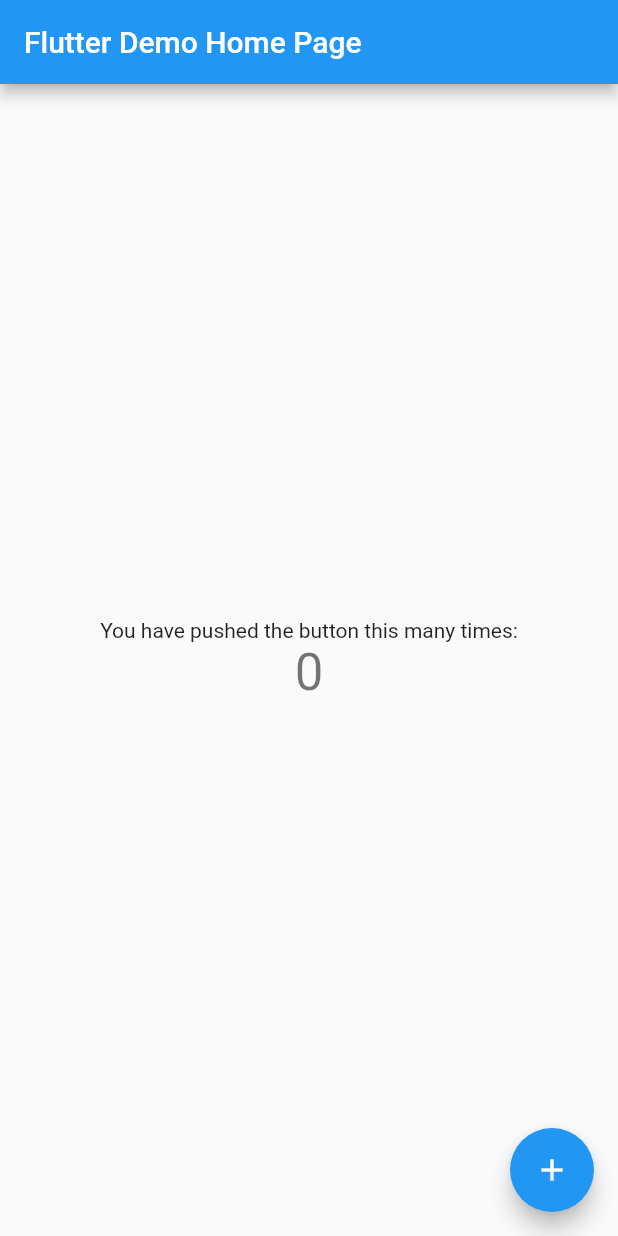
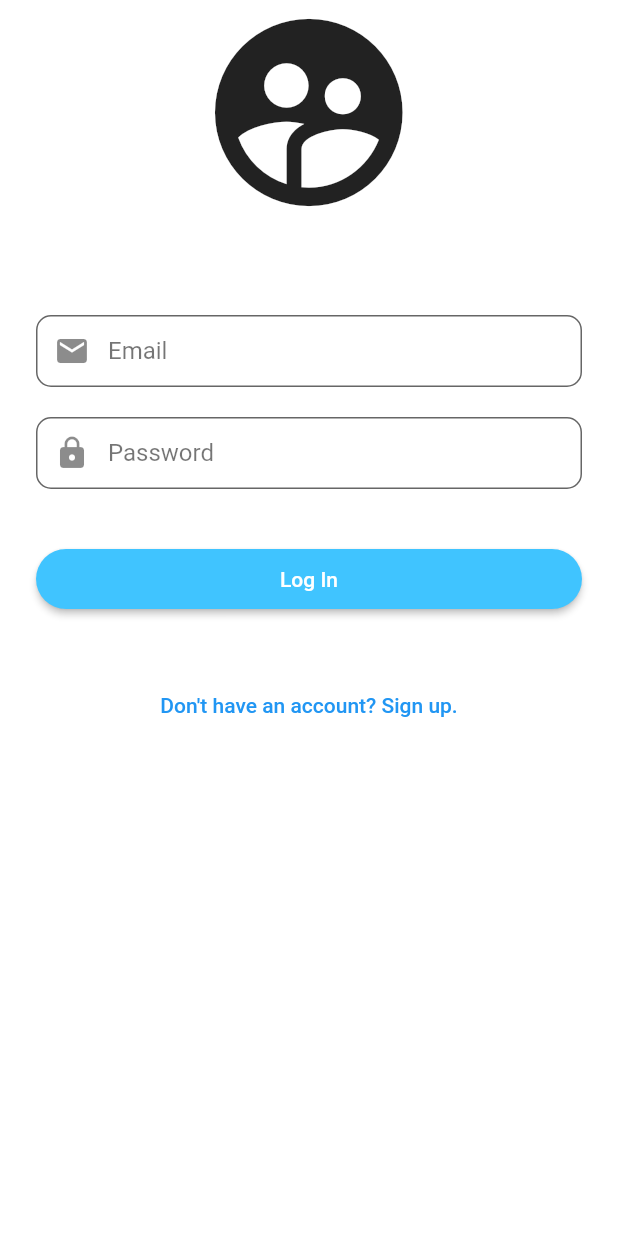
Before and after one commit to phuongluanvn/car_service_mobile, a Flutter app: the screen it shows after launch, on a phone screen of 412 x 824 dp. Run offline on Flutter 3.47's test engine with Material 2 defaults, Android fonts, the phone set to English and light mode, and no system bars; our stand-ins replace equatable, flutter_bloc, shared_preferences.

Commit message:
LuanPD add Bloc + Login + Signup

```diff
--- /dev/null
+++ b/lib/blocs/login/auth_bloc.dart
@@ -0,0 +1,39 @@
+import 'package:car_service/blocs/login/auth_events.dart';
+import 'package:car_service/blocs/login/auth_state.dart';
+import 'package:car_service/repository/auth_repo.dart';
+import 'package:flutter_bloc/flutter_bloc.dart';
+import 'package:shared_preferences/shared_preferences.dart';
+
+class AuthBloc extends Bloc<AuthEvents, AuthState> {
+  AuthRepository repo;
+  AuthBloc(AuthState initialState, this.repo) : super(initialState);
+
+  @override
+  Stream<AuthState> mapEventToState(AuthEvents event) async* {
+    var pref = await SharedPreferences.getInstance();
+    if (event is StartEvent) {
+      yield LoginInitState();
+    } else if (event is LoginButtonPressed) {
+      yield LoginLoadingState();
+      var data = await repo.login(event.email, event.password);
+      if (data['type'] == 'manager') {
+        pref.setString("token", data['token']);
+        pref.setInt("type", data['type']);
+        pref.setString("email", data['email']);
+        yield ManagerLoginSuccessState();
+      } else if (data['type'] == 'staff') {
+        pref.setString("token", data['token']);
+        pref.setInt("type", data['type']);
+        pref.setString("email", data['email']);
+        yield StaffLoginSuccessState();
+      } else if (data['type'] == 'customer') {
+        pref.setString("token", data['token']);
+        pref.setInt("type", data['type']);
+        pref.setString("email", data['email']);
+        yield CustomerLoginSuccessState();
+      } else {
+        yield LoginErrorState(message: "Auth Error");
+      }
+    }
+  }
+}
--- /dev/null
+++ b/lib/blocs/login/auth_events.dart
@@ -0,0 +1,17 @@
+
+import 'package:equatable/equatable.dart';
+import 'package:equatable/equatable.dart';
+class AuthEvents extends Equatable {
+  @override
+  List<Object> get props => [];
+
+}
+
+class StartEvent extends AuthEvents {}
+
+class LoginButtonPressed extends AuthEvents {
+  final String email;
+  final String password;
+
+  LoginButtonPressed({this.email, this.password});
+}
--- /dev/null
+++ b/lib/blocs/login/auth_state.dart
@@ -0,0 +1,22 @@
+import 'package:equatable/equatable.dart';
+
+class AuthState extends Equatable {
+  @override
+  List<Object> get props => [];
+
+}
+
+class LoginInitState extends AuthState {}
+
+class LoginLoadingState extends AuthState {}
+
+class CustomerLoginSuccessState extends AuthState {}
+
+class ManagerLoginSuccessState extends AuthState {}
+
+class StaffLoginSuccessState extends AuthState {}
+
+class LoginErrorState extends AuthState {
+  final String message;
+  LoginErrorState({this.message});
+}
--- /dev/null
+++ b/lib/blocs/sign_up/sign_up_bloc.dart
@@ -0,0 +1,39 @@
+import 'package:car_service/blocs/login/auth_events.dart';
+import 'package:car_service/blocs/login/auth_state.dart';
+import 'package:car_service/repository/auth_repo.dart';
+import 'package:flutter_bloc/flutter_bloc.dart';
+import 'package:shared_preferences/shared_preferences.dart';
+
+class AuthBloc extends Bloc<AuthEvents, AuthState> {
+  AuthRepository repo;
+  AuthBloc(AuthState initialState, this.repo) : super(initialState);
+
+  @override
+  Stream<AuthState> mapEventToState(AuthEvents event) async* {
+    var pref = await SharedPreferences.getInstance();
+    if (event is StartEvent) {
+      yield LoginInitState();
+    } else if (event is LoginButtonPressed) {
+      yield LoginLoadingState();
+      var data = await repo.login(event.email, event.password);
+      if (data['type'] == 'manager') {
+        pref.setString("token", data['token']);
+        pref.setInt("type", data['type']);
+        pref.setString("email", data['email']);
+        yield ManagerLoginSuccessState();
+      } else if (data['type'] == 'staff') {
+        pref.setString("token", data['token']);
+        pref.setInt("type", data['type']);
+        pref.setString("email", data['email']);
+        yield StaffLoginSuccessState();
+      } else if (data['type'] == 'customer') {
+        pref.setString("token", data['token']);
+        pref.setInt("type", data['type']);
+        pref.setString("email", data['email']);
+        yield CustomerLoginSuccessState();
+      } else {
+        yield LoginErrorState(message: "Auth Error");
+      }
+    }
+  }
+}
--- /dev/null
+++ b/lib/blocs/sign_up/sign_up_events.dart
@@ -0,0 +1,17 @@
+
+import 'package:equatable/equatable.dart';
+import 'package:equatable/equatable.dart';
+class AuthEvents extends Equatable {
+  @override
+  List<Object> get props => [];
+
+}
+
+class StartEvent extends AuthEvents {}
+
+class LoginButtonPressed extends AuthEvents {
+  final String email;
+  final String password;
+
+  LoginButtonPressed({this.email, this.password});
+}
--- /dev/null
+++ b/lib/blocs/sign_up/sign_up_state.dart
@@ -0,0 +1,22 @@
+import 'package:equatable/equatable.dart';
+
+class AuthState extends Equatable {
+  @override
+  List<Object> get props => [];
+
+}
+
+class LoginInitState extends AuthState {}
+
+class LoginLoadingState extends AuthState {}
+
+class CustomerLoginSuccessState extends AuthState {}
+
+class ManagerLoginSuccessState extends AuthState {}
+
+class StaffLoginSuccessState extends AuthState {}
+
+class LoginErrorState extends AuthState {
+  final String message;
+  LoginErrorState({this.message});
+}
--- a/lib/main.dart
+++ b/lib/main.dart
@@ -1,113 +1,32 @@
+import 'package:car_service/blocs/login/auth_bloc.dart';
+import 'package:car_service/blocs/login/auth_state.dart';
+import 'package:car_service/repository/auth_repo.dart';
+import 'package:car_service/ui/Customer/CustomerHome.dart';
+import 'package:car_service/ui/LoginUi.dart';
+import 'package:car_service/ui/Manager/ManagerHome.dart';
+import 'package:car_service/ui/Staff/StaffHome.dart';
 import 'package:flutter/material.dart';
+import 'package:flutter_bloc/flutter_bloc.dart';
 
-void main() {
-  runApp(MyApp());
-}
+void main() => runApp(Auth());
 
-class MyApp extends StatelessWidget {
-  // This widget is the root of your application.
+class Auth extends StatelessWidget {
   @override
   Widget build(BuildContext context) {
-    return MaterialApp(
-      title: 'Flutter Demo',
-      theme: ThemeData(
-        // This is the theme of your application.
-        //
-        // Try running your application with "flutter run". You'll see the
-        // application has a blue toolbar. Then, without quitting the app, try
-        // changing the primarySwatch below to Colors.green and then invoke
-        // "hot reload" (press "r" in the console where you ran "flutter run",
-        // or simply save your changes to "hot reload" in a Flutter IDE).
-        // Notice that the counter didn't reset back to zero; the application
-        // is not restarted.
-        primarySwatch: Colors.blue,
+    return MultiBlocProvider(
+      providers: [
+        BlocProvider(
+            create: (context) => AuthBloc(LoginInitState(), AuthRepository()))
+      ],
+      child: MaterialApp(
+        initialRoute: '/',
+        routes: {
+          '/': (context) => LoginUi(),
+          '/manager': (context) => ManagerHome(),
+          '/staff': (context) => StaffHome(),
+          '/customer': (context) => CustomerHome(),
+        },
       ),
-      home: MyHomePage(title: 'Flutter Demo Home Page'),
     );
   }
 }
-
-class MyHomePage extends StatefulWidget {
-  MyHomePage({Key key, this.title}) : super(key: key);
-
-  // This widget is the home page of your application. It is stateful, meaning
-  // that it has a State object (defined below) that contains fields that affect
-  // how it looks.
-
-  // This class is the configuration for the state. It holds the values (in this
-  // case the title) provided by the parent (in this case the App widget) and
-  // used by the build method of the State. Fields in a Widget subclass are
-  // always marked "final".
-
-  final String title;
-
-  @override
-  _MyHomePageState createState() => _MyHomePageState();
-}
-
-class _MyHomePageState extends State<MyHomePage> {
-  int _counter = 0;
-
-  void _incrementCounter() {
-    setState(() {
-      // This call to setState tells the Flutter framework that something has
-      // changed in this State, which causes it to rerun the build method below
-      // so that the display can reflect the updated values. If we changed
-      // _counter without calling setState(), then the build method would not be
-      // called again, and so nothing would appear to happen.
-      _counter++;
-    });
-  }
-
-  @override
-  Widget build(BuildContext context) {
-    // This method is rerun every time setState is called, for instance as done
-    // by the _incrementCounter method above.
-    //
-    // The Flutter framework has been optimized to make rerunning build methods
-    // fast, so that you can just rebuild anything that needs updating rather
-    // than having to individually change instances of widgets.
-    return Scaffold(
-      appBar: AppBar(
-        // Here we take the value from the MyHomePage object that was created by
-        // the App.build method, and use it to set our appbar title.
-        title: Text(widget.title),
-      ),
-      body: Center(
-        // Center is a layout widget. It takes a single child and positions it
-        // in the middle of the parent.
-        child: Column(
-          // Column is also a layout widget. It takes a list of children and
-          // arranges them vertically. By default, it sizes itself to fit its
-          // children horizontally, and tries to be as tall as its parent.
-          //
-          // Invoke "debug painting" (press "p" in the console, choose the
-          // "Toggle Debug Paint" action from the Flutter Inspector in Android
-          // Studio, or the "Toggle Debug Paint" command in Visual Studio Code)
-          // to see the wireframe for each widget.
-          //
-          // Column has various properties to control how it sizes itself and
-          // how it positions its children. Here we use mainAxisAlignment to
-          // center the children vertically; the main axis here is the vertical
-          // axis because Columns are vertical (the cross axis would be
-          // horizontal).
-          mainAxisAlignment: MainAxisAlignment.center,
-          children: <Widget>[
-            Text(
-              'You have pushed the button this many times:',
-            ),
-            Text(
-              '$_counter',
-              style: Theme.of(context).textTheme.headline4,
-            ),
-          ],
-        ),
-      ),
-      floatingActionButton: FloatingActionButton(
-        onPressed: _incrementCounter,
-        tooltip: 'Increment',
-        child: Icon(Icons.add),
-      ), // This trailing comma makes auto-formatting nicer for build methods.
-    );
-  }
-}
--- /dev/null
+++ b/lib/repository/auth_repo.dart
@@ -0,0 +1,18 @@
+import 'package:http/http.dart' as http;
+import 'dart:convert';
+
+class AuthRepository {
+  login(String email, String password) async {
+    // var res = await http.post(
+    //   "",
+    //   headers: {},
+    //     body: {"email" : email, "password" : password});
+    // final data = json.decode(res.body);
+
+    // if(data['message'] == "manager logged in" || data['message' == "customer logged in"] || data['message' == 'staff logged in']){
+    //   return data;
+    // }else {
+    //   return "auth problem";
+    // }
+  }
+}
--- /dev/null
+++ b/lib/ui/LoginUi.dart
@@ -0,0 +1,137 @@
+import 'package:car_service/blocs/login/auth_bloc.dart';
+import 'package:car_service/blocs/login/auth_events.dart';
+import 'package:car_service/blocs/login/auth_state.dart';
+import 'package:flutter/material.dart';
+import 'package:flutter_bloc/flutter_bloc.dart';
+
+class LoginUi extends StatefulWidget {
+  @override
+  _LoginUiState createState() => _LoginUiState();
+}
+
+class _LoginUiState extends State<LoginUi> {
+  TextEditingController email = TextEditingController();
+  TextEditingController password = TextEditingController();
+  AuthBloc authBloc;
+
+  @override
+  void initState() {
+    authBloc = BlocProvider.of<AuthBloc>(context);
+    super.initState();
+  }
+
+  @override
+  Widget build(BuildContext context) {
+    final logo = Center(
+      child: Icon(Icons.supervised_user_circle, size: 150),
+    );
+
+    final msg = BlocBuilder<AuthBloc, AuthState>(builder: (context, state) {
+      if (state is LoginErrorState) {
+        return Text(state.message);
+      } else if (state is LoginLoadingState) {
+        return Center(
+          child: CircularProgressIndicator(),
+        );
+      } else {
+        return Container();
+      }
+    });
+    final username = TextField(
+      controller: email,
+      keyboardType: TextInputType.emailAddress,
+      autofocus: false,
+      decoration: InputDecoration(
+        prefixIcon: Icon(Icons.email),
+        filled: true,
+        fillColor: Colors.white,
+        hintStyle: TextStyle(color: Colors.black54),
+        hintText: 'Email',
+        contentPadding: EdgeInsets.fromLTRB(20, 10, 20, 10),
+        border: OutlineInputBorder(borderRadius: BorderRadius.circular(10)),
+      ),
+    );
+
+    final pass = TextField(
+      controller: password,
+      obscureText: true,
+      autofocus: false,
+      decoration: InputDecoration(
+        prefixIcon: Icon(Icons.lock),
+        filled: true,
+        fillColor: Colors.white,
+        hintStyle: TextStyle(color: Colors.black54),
+        hintText: 'Password',
+        contentPadding: EdgeInsets.fromLTRB(20, 10, 20, 10),
+        border: OutlineInputBorder(borderRadius: BorderRadius.circular(10)),
+      ),
+    );
+
+    final loginButton = Padding(
+      padding: EdgeInsets.symmetric(vertical: 16),
+      child: RaisedButton(
+        shape: RoundedRectangleBorder(
+          borderRadius: BorderRadius.circular(24),
+        ),
+        onPressed: () {
+          authBloc.add(
+              LoginButtonPressed(email: email.text, password: password.text));
+        },
+        padding: EdgeInsets.all(12),
+        color: Colors.lightBlueAccent,
+        child: Text(
+          'Log In',
+          style: TextStyle(color: Colors.white),
+        ),
+      ),
+    );
+
+    final signUpLink = SafeArea(
+        child: TextButton(
+      child: Text('Don\'t have an account? Sign up.'),
+      onPressed: () {},
+    ));
+
+    return Scaffold(
+      backgroundColor: Colors.white,
+      body: BlocListener<AuthBloc, AuthState>(
+        listener: (context, state) {
+          if (state is ManagerLoginSuccessState) {
+            Navigator.pushNamed(context, '/manager');
+          } else if (state is StaffLoginSuccessState) {
+            Navigator.pushNamed(context, '/staff');
+          } else if (state is CustomerLoginSuccessState) {
+            Navigator.pushNamed(context, '/customer');
+          }
+        },
+        child: ListView(
+          shrinkWrap: true,
+          padding: EdgeInsets.only(left: 24, right: 24),
+          children: <Widget>[
+            logo,
+            SizedBox(
+              height: 20,
+            ),
+            msg,
+            SizedBox(
+              height: 40,
+            ),
+            username,
+            SizedBox(
+              height: 20,
+            ),
+            pass,
+            SizedBox(
+              height: 20,
+            ),
+            loginButton,
+            SizedBox(
+              height: 20,
+            ),
+            signUpLink,
+          ],
+        ),
+      ),
+    );
+  }
+}
```
Also changed, not shown: lib/blocs/confirm/confirmation_bloc.dart (added, +18 -0 lines), lib/blocs/confirm/confirmation_events.dart (added, +13 -0 lines), lib/blocs/confirm/confirmation_state.dart (added, +28 -0 lines), lib/ui/Customer/CustomerHome.dart (added, +17 -0 lines), lib/ui/Manager/ManagerHome.dart (added, +17 -0 lines), lib/ui/Staff/StaffHome.dart (added, +17 -0 lines), pubspec.yaml (+5 -3 lines), lib/form_submission_status.dart (added), lib/ui/ConfirmationUi.dart (added), lib/ui/SignUpUi.dart (added), pubspec.lock, 1 other file.
